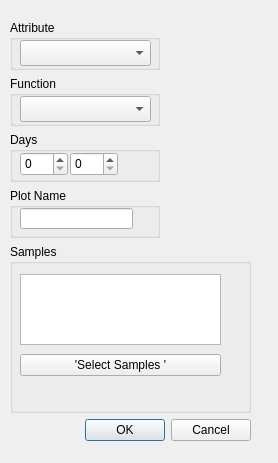
First picture: the form in psychsim/domains/groundtruth/explore_simulation/GUI/GetStats.ui, repository pynadath/psychsim, before the edit.
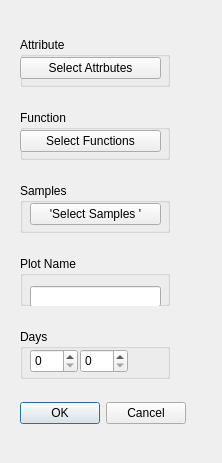
Second picture: the form after the edit.

Commit message: new list based interface to get_stats

```diff
--- a/psychsim/domains/groundtruth/explore_simulation/GUI/GetStats.ui
+++ b/psychsim/domains/groundtruth/explore_simulation/GUI/GetStats.ui
@@ -6,7 +6,7 @@
    <rect>
     <x>0</x>
     <y>0</y>
-    <width>278</width>
+    <width>222</width>
     <height>463</height>
    </rect>
   </property>
@@ -16,9 +16,9 @@
   <widget class="QWidget" name="verticalLayoutWidget">
    <property name="geometry">
     <rect>
-     <x>10</x>
+     <x>20</x>
      <y>20</y>
-     <width>241</width>
+     <width>181</width>
      <height>421</height>
     </rect>
    </property>
@@ -34,15 +34,24 @@
       <property name="title">
        <string>Attribute</string>
       </property>
-      <widget class="QComboBox" name="attribute">
+      <widget class="QToolButton" name="Attributes">
        <property name="geometry">
         <rect>
-         <x>10</x>
+         <x>0</x>
          <y>20</y>
-         <width>131</width>
-         <height>26</height>
+         <width>141</width>
+         <height>22</height>
         </rect>
        </property>
+       <property name="text">
+        <string>Select Attrbutes</string>
+       </property>
+       <property name="checkable">
+        <bool>true</bool>
+       </property>
+       <property name="popupMode">
+        <enum>QToolButton::InstantPopup</enum>
+       </property>
       </widget>
      </widget>
     </item>
@@ -57,13 +66,80 @@
       <property name="title">
        <string>Function</string>
       </property>
-      <widget class="QComboBox" name="function">
+      <widget class="QToolButton" name="Functions">
        <property name="geometry">
         <rect>
+         <x>0</x>
+         <y>20</y>
+         <width>141</width>
+         <height>22</height>
+        </rect>
+       </property>
+       <property name="text">
+        <string>Select Functions</string>
+       </property>
+       <property name="checkable">
+        <bool>true</bool>
+       </property>
+       <property name="popupMode">
+        <enum>QToolButton::InstantPopup</enum>
+       </property>
+      </widget>
+     </widget>
+    </item>
+    <item>
+     <widget class="QGroupBox" name="groupBox_7">
+      <property name="maximumSize">
+       <size>
+        <width>150</width>
+        <height>50</height>
+       </size>
+      </property>
+      <property name="title">
+       <string>Samples</string>
+      </property>
+      <widget class="QToolButton" name="Samples">
+       <property name="geometry">
+        <rect>
          <x>10</x>
          <y>20</y>
          <width>131</width>
-         <height>26</height>
+         <height>22</height>
+        </rect>
+       </property>
+       <property name="text">
+        <string>'Select Samples '</string>
+       </property>
+       <property name="checkable">
+        <bool>true</bool>
+       </property>
+       <property name="popupMode">
+        <enum>QToolButton::InstantPopup</enum>
+       </property>
+       <property name="arrowType">
+        <enum>Qt::NoArrow</enum>
+       </property>
+      </widget>
+     </widget>
+    </item>
+    <item>
+     <widget class="QGroupBox" name="PlotName">
+      <property name="maximumSize">
+       <size>
+        <width>150</width>
+        <height>50</height>
+       </size>
+      </property>
+      <property name="title">
+       <string>Plot Name</string>
+      </property>
+      <widget class="QLineEdit" name="name">
+       <property name="geometry">
+        <rect>
+         <x>10</x>
+         <y>30</y>
+         <width>131</width>
+         <height>21</height>
         </rect>
        </property>
       </widget>
@@ -102,73 +178,20 @@
       </widget>
      </widget>
     </item>
-    <item>
-     <widget class="QGroupBox" name="groupBox_6">
-      <property name="maximumSize">
-       <size>
-        <width>150</width>
-        <height>50</height>
-       </size>
-      </property>
-      <property name="title">
-       <string>Plot Name</string>
-      </property>
-      <widget class="QLineEdit" name="name">
-       <property name="geometry">
-        <rect>
-         <x>10</x>
-         <y>20</y>
-         <width>113</width>
-         <height>21</height>
-        </rect>
-       </property>
-      </widget>
-     </widget>
-    </item>
-    <item>
-     <widget class="QGroupBox" name="groupBox_4">
-      <property name="maximumSize">
-       <size>
-        <width>16777214</width>
-        <height>200</height>
-       </size>
-      </property>
-      <property name="title">
-       <string>Samples</string>
-      </property>
-      <widget class="QListWidget" name="sampleList">
-       <property name="geometry">
-        <rect>
-         <x>10</x>
-         <y>30</y>
-         <width>201</width>
-         <height>71</height>
-        </rect>
-       </property>
-       <property name="editTriggers">
-        <set>QAbstractItemView::AnyKeyPressed|QAbstractItemView::DoubleClicked|QAbstractItemView::EditKeyPressed</set>
-       </property>
-      </widget>
-      <widget class="QToolButton" name="toolButton">
-       <property name="geometry">
-        <rect>
-         <x>10</x>
-         <y>110</y>
-         <width>201</width>
-         <height>22</height>
-        </rect>
-       </property>
-       <property name="text">
-        <string>'Select Samples '</string>
-       </property>
-       <property name="popupMode">
-        <enum>QToolButton::InstantPopup</enum>
-       </property>
-      </widget>
-     </widget>
-    </item>
     <item>
      <widget class="QDialogButtonBox" name="buttonBox">
+      <property name="sizePolicy">
+       <sizepolicy hsizetype="Fixed" vsizetype="Fixed">
+        <horstretch>0</horstretch>
+        <verstretch>0</verstretch>
+       </sizepolicy>
+      </property>
+      <property name="baseSize">
+       <size>
+        <width>100</width>
+        <height>100</height>
+       </size>
+      </property>
       <property name="standardButtons">
        <set>QDialogButtonBox::Cancel|QDialogButtonBox::Ok</set>
       </property>
```
